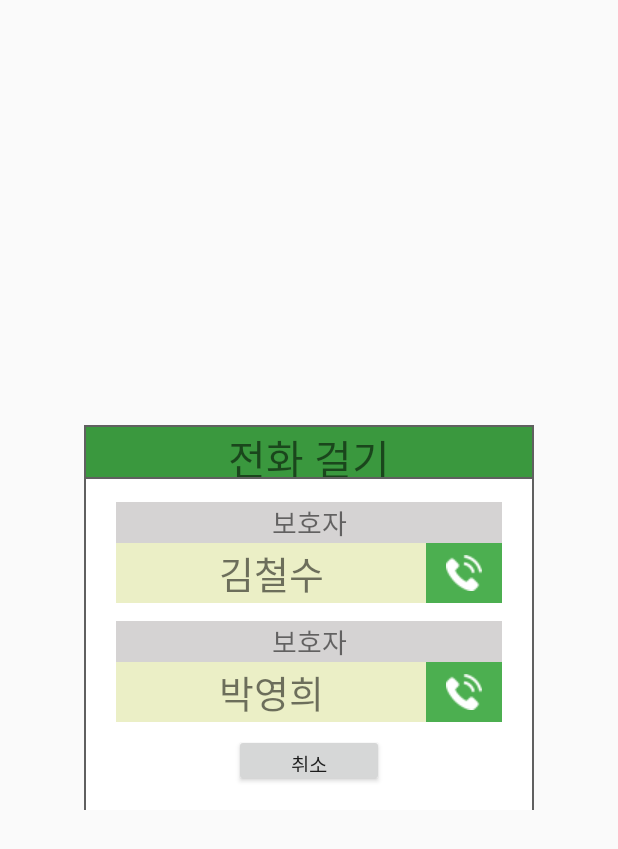
After one commit to DOLBOMI/DOLBOMI_FRONT, an Android app: the layout activity_call.xml on its own in the app's theme, with its tools: preview values and no code run, on a phone screen of 412 x 824 dp. The commit adds this screen. Shown: the top 849 px of the screen. Run offline under Robolectric (Android 15) with nearby library versions, the phone set to English and light mode, and no system bars.

Commit message:
fix: 메인 화면 리팩토링

```diff
--- /dev/null
+++ b/app/src/main/res/layout/activity_call.xml
@@ -0,0 +1,183 @@
+<?xml version="1.0" encoding="utf-8"?>
+<androidx.constraintlayout.widget.ConstraintLayout xmlns:android="http://schemas.android.com/apk/res/android"
+    xmlns:app="http://schemas.android.com/apk/res-auto"
+    xmlns:tools="http://schemas.android.com/tools"
+    android:layout_width="300dp"
+    android:layout_height="wrap_content"
+    android:layout_gravity="center"
+    android:background="#606060"
+    tools:context=".CallActivity">
+
+    <androidx.constraintlayout.widget.ConstraintLayout
+        android:id="@+id/constraintLayout2"
+        android:layout_width="match_parent"
+        android:layout_height="33dp"
+
+        android:layout_marginLeft="1dp"
+        android:layout_marginTop="1dp"
+        android:layout_marginRight="1dp"
+        android:layout_marginBottom="0.5dp"
+        app:layout_constraintEnd_toEndOf="parent"
+        app:layout_constraintStart_toStartOf="parent"
+        app:layout_constraintTop_toTopOf="parent">
+
+
+        <TextView
+            android:id="@+id/textView6"
+            android:layout_width="match_parent"
+            android:layout_height="wrap_content"
+            android:background="#3A983E"
+            android:gravity="center"
+            android:text="전화 걸기"
+            android:textAlignment="center"
+            android:textSize="27dp"
+            app:layout_constraintEnd_toEndOf="parent"
+            app:layout_constraintStart_toStartOf="parent"
+            app:layout_constraintTop_toTopOf="parent" />
+    </androidx.constraintlayout.widget.ConstraintLayout>
+
+    <androidx.constraintlayout.widget.ConstraintLayout
+        android:id="@+id/constraintLayout_call"
+        android:layout_width="match_parent"
+        android:layout_height="wrap_content"
+        android:layout_marginLeft="1dp"
+        android:layout_marginTop="1dp"
+        android:layout_marginRight="1dp"
+        android:background="#ffffff"
+        app:layout_constraintEnd_toEndOf="parent"
+        app:layout_constraintHorizontal_bias="1.0"
+        app:layout_constraintStart_toStartOf="parent"
+        app:layout_constraintTop_toBottomOf="@+id/constraintLayout2">
+
+        <androidx.constraintlayout.widget.ConstraintLayout
+            android:id="@+id/constraintLayout3"
+            android:layout_width="match_parent"
+            android:layout_height="wrap_content"
+            android:layout_marginLeft="20dp"
+            android:layout_marginTop="15dp"
+            android:layout_marginRight="20dp"
+            app:layout_constraintEnd_toEndOf="parent"
+            app:layout_constraintStart_toStartOf="parent"
+            app:layout_constraintTop_toTopOf="parent">
+
+            <TextView
+                android:id="@+id/textView7"
+                android:layout_width="match_parent"
+                android:layout_height="wrap_content"
+                android:background="#D5D3D3"
+                android:gravity="center"
+                android:text="보호자"
+                android:textAlignment="center"
+                android:textSize="18dp"
+                app:layout_constraintEnd_toEndOf="parent"
+                app:layout_constraintStart_toStartOf="parent"
+                app:layout_constraintTop_toTopOf="parent" />
+
+            <LinearLayout
+                android:layout_width="match_parent"
+                android:layout_height="wrap_content"
+                android:orientation="horizontal"
+                app:layout_constraintEnd_toEndOf="parent"
+                app:layout_constraintHorizontal_bias="0.0"
+                app:layout_constraintStart_toStartOf="parent"
+                app:layout_constraintTop_toBottomOf="@+id/textView7">
+
+                <TextView
+                    android:id="@+id/textView8"
+                    android:layout_width="180dp"
+                    android:layout_height="40dp"
+                    android:layout_weight="1"
+                    android:background="#EBEFC6"
+                    android:gravity="center"
+                    android:text="김철수"
+                    android:textAlignment="center"
+                    android:textSize="25dp" />
+
+                <ImageButton
+                    android:id="@+id/imageButton2"
+                    android:layout_width="wrap_content"
+                    android:layout_height="40dp"
+                    android:layout_weight="1"
+                    android:background="#4CAF50"
+                    app:srcCompat="@drawable/phone_w2_24" />
+
+            </LinearLayout>
+
+        </androidx.constraintlayout.widget.ConstraintLayout>
+
+        <androidx.constraintlayout.widget.ConstraintLayout
+            android:id="@+id/constraintLayout5"
+            android:layout_width="match_parent"
+            android:layout_height="wrap_content"
+            android:layout_marginStart="20dp"
+            android:layout_marginLeft="20dp"
+            android:layout_marginTop="12dp"
+            android:layout_marginEnd="20dp"
+            android:layout_marginRight="20dp"
+            android:layout_marginBottom="15dp"
+            app:layout_constraintEnd_toEndOf="parent"
+            app:layout_constraintStart_toStartOf="parent"
+            app:layout_constraintTop_toBottomOf="@+id/constraintLayout3">
+
+            <TextView
+                android:id="@+id/textView10"
+                android:layout_width="match_parent"
+                android:layout_height="wrap_content"
+                android:background="#D5D3D3"
+                android:gravity="center"
+                android:text="보호자"
+                android:textAlignment="center"
+                android:textSize="18dp"
+                app:layout_constraintEnd_toEndOf="parent"
+                app:layout_constraintStart_toStartOf="parent"
+                app:layout_constraintTop_toTopOf="parent" />
+
+            <LinearLayout
+                android:layout_width="match_parent"
+                android:layout_height="wrap_content"
+                android:orientation="horizontal"
+                app:layout_constraintEnd_toEndOf="parent"
+                app:layout_constraintStart_toStartOf="parent"
+                app:layout_constraintTop_toBottomOf="@+id/textView10">
+
+
+                <TextView
+                    android:id="@+id/textView11"
+                    android:layout_width="180dp"
+                    android:layout_height="40dp"
+                    android:layout_weight="1"
+                    android:background="#EBEFC6"
+                    android:gravity="center"
+                    android:text="박영희"
+                    android:textAlignment="center"
+                    android:textSize="25dp" />
+
+                <ImageButton
+                    android:id="@+id/imageButton3"
+                    android:layout_width="wrap_content"
+                    android:layout_height="40dp"
+                    android:layout_weight="1"
+                    android:background="#4CAF50"
+                    app:srcCompat="@drawable/phone_w2_24" />
+
+
+            </LinearLayout>
+
+        </androidx.constraintlayout.widget.ConstraintLayout>
+
+        <Button
+            android:id="@+id/button8"
+            android:layout_width="100dp"
+            android:layout_height="35dp"
+            android:layout_marginTop="170dp"
+            android:layout_marginBottom="15dp"
+            android:text="취소"
+            android:textSize="13dp"
+            app:layout_constraintBottom_toBottomOf="parent"
+            app:layout_constraintEnd_toEndOf="parent"
+            app:layout_constraintStart_toStartOf="parent"
+            app:layout_constraintTop_toTopOf="parent" />
+
+    </androidx.constraintlayout.widget.ConstraintLayout>
+
+</androidx.constraintlayout.widget.ConstraintLayout>
```
Also changed, not shown: app/src/main/AndroidManifest.xml (+5 -4 lines), app/src/main/java/com/example/dolbomi/CallActivity.java (added, +37 -0 lines), app/src/main/java/com/example/dolbomi/MainActivity.java (+118 -3 lines), app/src/main/res/layout/activity_main.xml (+13 -1 lines), app/src/main/res/drawable-v24/phone_w2_24.png (added), app/src/main/res/drawable-v24/phone_w_24.png (added).
